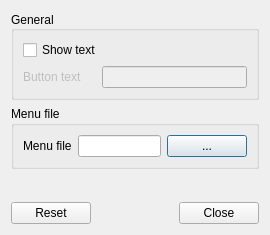
The window that plugin-mainmenu/razormainmenuconfiguration.ui (lxqt/lxqt-panel) describes before a commit, drawn with Qt 5.
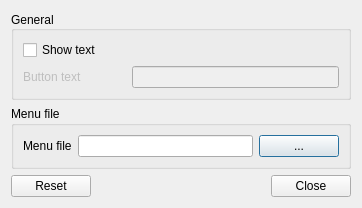
The same window after the commit.

Commit message: Dialog name changed. Menu file path fix.

```diff
--- a/plugin-mainmenu/razormainmenuconfiguration.ui
+++ b/plugin-mainmenu/razormainmenuconfiguration.ui
@@ -6,8 +6,8 @@
    <rect>
     <x>0</x>
     <y>0</y>
-    <width>270</width>
-    <height>235</height>
+    <width>362</width>
+    <height>184</height>
    </rect>
   </property>
   <property name="windowTitle">
```
Left out of the diff: 2 changed lines with no effect on the pictures. The commit also changes 1 other file.
